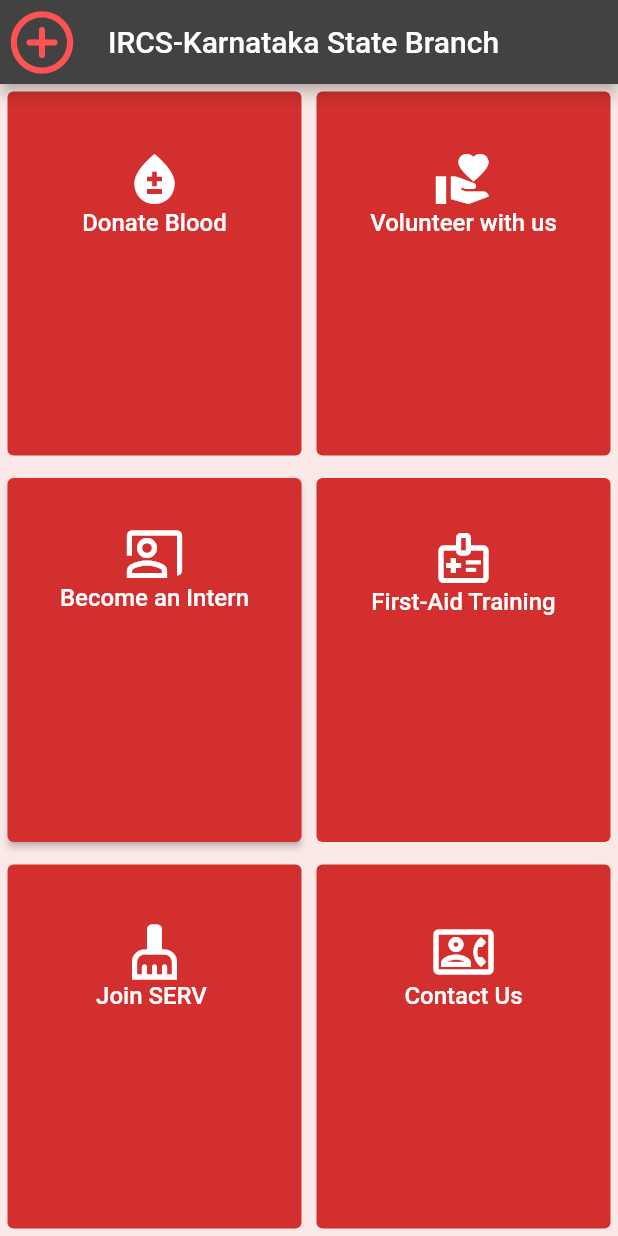
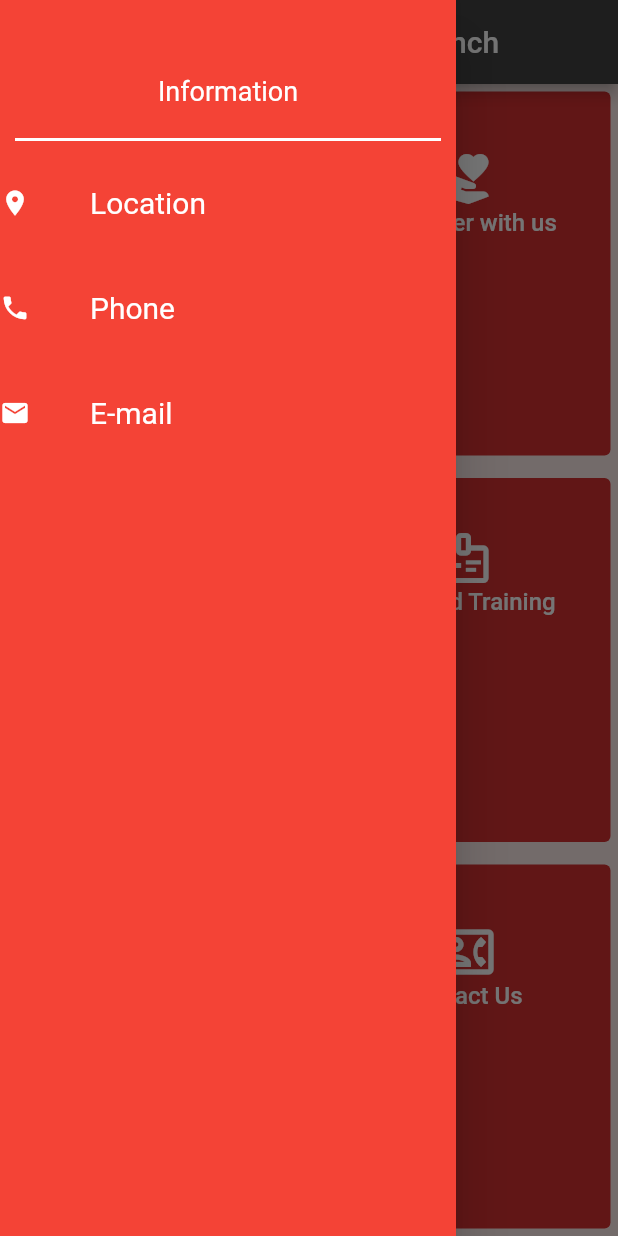
Before and after one commit to ChinmaySabane1121/krcs, a Flutter app: the screen it shows after launch, with the side drawer open (before the commit the screen has no drawer), on a phone screen of 412 x 824 dp. Run offline on Flutter 3.47's test engine with Material 2 defaults, Android fonts, the phone set to English and light mode, and no system bars; our stand-ins replace webview_flutter.

Commit message:
Niharika_commit_1

```diff
--- /dev/null
+++ b/lib/Navigation_Drawer.dart
@@ -0,0 +1,68 @@
+import 'package:flutter/material.dart';
+import 'package:krcs/drawer_item.dart';
+import 'package:url_launcher/url_launcher.dart';
+
+
+class NavigationDrawer extends StatelessWidget {
+  const NavigationDrawer({Key? key}) : super(key: key);
+
+  @override
+  Widget build(BuildContext context) {
+    return Drawer(
+      child:Material(
+        color: Colors.red,
+        child: Column(
+          children: [
+            const SizedBox(height:50,),
+            Text(style: const TextStyle(fontSize: 18, color: Colors.white),  'Information'),
+            const SizedBox(height:12,),
+            Divider(
+              color: Colors.white,
+              height: 20,
+              thickness: 2,
+              indent: 10,
+              endIndent: 10,
+            ),
+            const SizedBox(height:12,),
+            DrawerItem(
+              name: 'Location',
+              icon: Icons.location_on,
+              onPressed: () async {
+                launch(
+                    'https://www.google.com/maps/place/Red+cross/@12.9623143,77.5713774,17z/data=!3m1!4b1!4m5!3m4!1s0x3bae151279b921c3:0xafc73d1f2bf3dc5d!8m2!3d12.9623143!4d77.5735661');
+              }
+    ),
+            const SizedBox(height:30,),
+
+            DrawerItem(
+              name: 'Phone',
+              icon: Icons.phone,
+               onPressed: () async {
+                 launch('tel:080-22268435');
+               }
+
+            ),
+            const SizedBox(height:30,),
+            DrawerItem(
+              name: 'E-mail',
+              icon: Icons.email,
+
+              onPressed: () {
+                launch('mailto: ircskar@gmail.com');
+              },
+            ),
+          ],
+
+
+        ),
+      ),
+    );
+
+
+  }
+
+
+
+
+
+}
--- /dev/null
+++ b/lib/drawer_item.dart
@@ -0,0 +1,29 @@
+import 'package:flutter/material.dart';
+
+class DrawerItem extends StatelessWidget {
+  const DrawerItem({Key? key, required this.name, required this.icon, required this.onPressed}) : super(key: key);
+  final String name;
+  final IconData icon;
+  final Function() onPressed;
+
+
+  @override
+  Widget build(BuildContext context) {
+    return InkWell(
+      onTap: onPressed,
+      child: SizedBox(
+        height: 40,
+        child: Row(
+          children: [
+            Icon(icon, size:20, color:Colors.white),
+            const SizedBox(width: 40),
+            Text(name, style: const TextStyle(fontSize: 20, color: Colors.white),)
+
+
+
+          ],
+        ),
+      ),
+    );
+  }
+}
--- a/lib/home.dart
+++ b/lib/home.dart
@@ -1,4 +1,6 @@
 import 'package:flutter/material.dart';
+import 'package:krcs/Navigation_Drawer.dart';
+import 'package:url_launcher/url_launcher.dart';
 
 class RedCross extends StatefulWidget {
   const RedCross({Key? key}) : super(key: key);
@@ -15,9 +17,10 @@ class _RedCrossState extends State<RedCross> {
       color: Colors.orange[50],
       home: Scaffold(
           backgroundColor: Colors.deepOrange[50],
+          drawer:NavigationDrawer(),
           appBar: AppBar(
-            leading: Icon(Icons.add_circle_outline_rounded,
-                color: Colors.redAccent, size: 50.0),
+
+
             title: Text('IRCS-Karnataka State Branch'),
           ),
           body: SafeArea(
--- a/lib/volunteer.dart
+++ b/lib/volunteer.dart
@@ -14,7 +14,7 @@ class _VolunteerState extends State<Volunteer> {
   Widget build(BuildContext context) {
     return Scaffold(
       appBar: AppBar(
-        title: const Text('Become a Blood Donor'),
+        title: const Text('Become a Volunteer'),
         backgroundColor: Colors.red[700],
       ),
       body: const WebView(
--- a/pubspec.yaml
+++ b/pubspec.yaml
@@ -30,6 +30,8 @@ dependencies:
   webview_flutter: ^3.0.4
   flutter:
     sdk: flutter
+
+  url_launcher: ^6.1.5
 
 
   # The following adds the Cupertino Icons font to your application.
```
Also changed, not shown: pubspec.lock, 11 other files.
